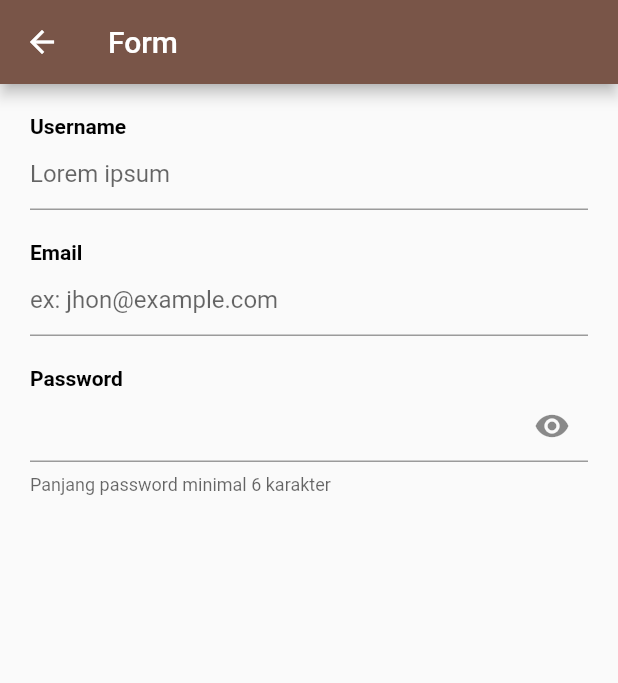
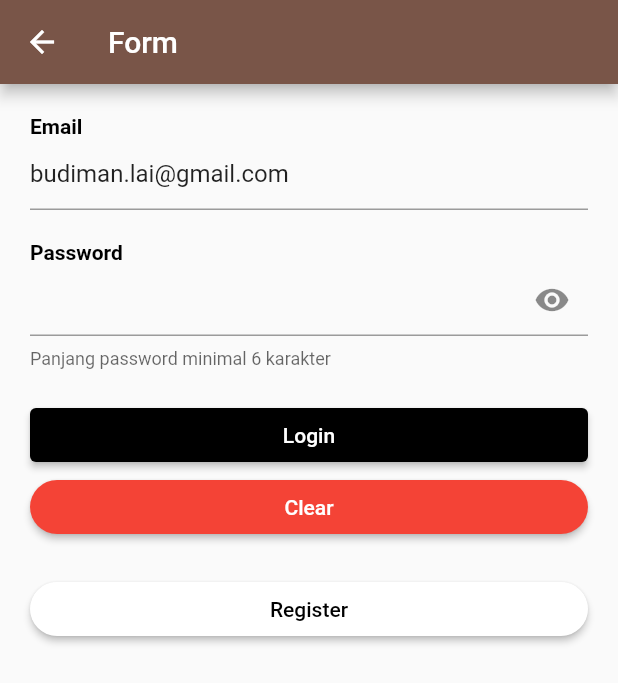
Before and after one commit to budimanlai/flutter-common_lib, a Flutter app: the FormPage screen opened directly, on a phone screen of 412 x 824 dp. Shown: the top 683 px of the screen. Run offline on Flutter 3.47's test engine with Material 2 defaults, Android fonts, the phone set to English and light mode, and no system bars.

```diff
--- a/example/lib/form.dart
+++ /dev/null
@@ -1,36 +0,0 @@
-import 'package:common_lib/ui/ui.dart' as MyUi;
-import 'package:flutter/material.dart';
-
-class FormPage extends StatefulWidget {
-  const FormPage({Key? key}) : super(key: key);
-
-  @override
-  State<FormPage> createState() => _FormPageState();
-}
-
-class _FormPageState extends State<FormPage> {
-  @override
-  Widget build(BuildContext context) {
-    return Scaffold(
-        appBar: AppBar(
-          title: Text("Form"),
-        ),
-        body: Center(
-          child: Padding(
-            padding: const EdgeInsets.all(20.0),
-            child: Column(
-              children: <Widget>[
-                new MyUi.TextField(title: "Username", hintText: "Lorem ipsum"),
-                new MyUi.TextField(
-                    title: "Email",
-                    hintText: "ex: jhon@example.com",
-                    inputType: TextInputType.emailAddress),
-                new MyUi.PasswordField(
-                    title: "Password",
-                    helperText: "Panjang password minimal 6 karakter"),
-              ],
-            ),
-          ),
-        ));
-  }
-}
--- /dev/null
+++ b/example/lib/form/form.dart
@@ -0,0 +1,125 @@
+import 'package:common_lib/ui/ui.dart' as MyUi;
+import 'package:example/form/register.dart';
+import 'package:flutter/material.dart';
+import 'package:common_lib/extensions/string.dart';
+
+class FormPage extends StatefulWidget {
+  const FormPage({Key? key}) : super(key: key);
+
+  @override
+  State<FormPage> createState() => _FormPageState();
+}
+
+class _FormPageState extends State<FormPage> {
+  final TextEditingController _emailController =
+      TextEditingController(text: "budiman.lai@gmail.com");
+  final TextEditingController _passwordController = TextEditingController();
+  final _formKey = GlobalKey<FormState>();
+
+  @override
+  void dispose() {
+    // Clean up the controller when the widget is disposed.
+    _emailController.dispose();
+    _passwordController.dispose();
+    super.dispose();
+  }
+
+  @override
+  Widget build(BuildContext context) {
+    return Scaffold(
+        appBar: AppBar(
+          title: Text("Form"),
+        ),
+        body: Center(
+          child: Padding(
+            padding: const EdgeInsets.all(20.0),
+            child: Form(
+              key: _formKey,
+              child: Column(
+                children: <Widget>[
+                  new MyUi.TextField(
+                    title: "Email",
+                    hintText: "ex: jhon@example.com",
+                    controller: _emailController,
+                    inputType: TextInputType.emailAddress,
+                    validator: (value) {
+                      if (value == null || value.isEmpty) {
+                        return "Email tidak boleh kosong";
+                      }
+
+                      if (!value.isValidEmail()) {
+                        return "Format email salah. Contoh: john@example.com";
+                      }
+
+                      return null;
+                    },
+                  ),
+                  new MyUi.PasswordField(
+                    title: "Password",
+                    controller: _passwordController,
+                    helperText: "Panjang password minimal 6 karakter",
+                    validator: (value) {
+                      if (value == null || value.isEmpty) {
+                        return "Password tidak boleh kosong";
+                      }
+
+                      if (value.length < 6) {
+                        return "Minimal panjang password adalah 6 karakter";
+                      }
+
+                      return null;
+                    },
+                  ),
+                  SizedBox(
+                    width: double.infinity,
+                    child: MyUi.Button.normal(
+                        label: "Login",
+                        onPressed: () {
+                          if (_formKey.currentState!.validate()) {
+                            var data = {
+                              "email": _emailController.text,
+                              "password": _passwordController.text
+                            };
+                            print(data);
+                            // If the form is valid, display a snackbar. In the real world,
+                            // you'd often call a server or save the information in a database.
+                            ScaffoldMessenger.of(context).showSnackBar(
+                              const SnackBar(content: Text('Login to server')),
+                            );
+                          }
+                        }),
+                  ),
+                  SizedBox(
+                    width: double.infinity,
+                    child: MyUi.Button.rounded(
+                        label: "Clear",
+                        backgroundColor: Colors.red,
+                        onPressed: () {
+                          _emailController.clear();
+                          _passwordController.clear();
+                        }),
+                  ),
+                  Padding(
+                    padding: EdgeInsets.only(top: 20),
+                    child: SizedBox(
+                      width: double.infinity,
+                      child: MyUi.Button.outline(
+                          label: "Register",
+                          textColor: Colors.black,
+                          onPressed: () {
+                            Navigator.push(
+                              context,
+                              MaterialPageRoute(
+                                builder: (context) => RegisterPage(),
+                              ),
+                            );
+                          }),
+                    ),
+                  )
+                ],
+              ),
+            ),
+          ),
+        ));
+  }
+}
--- a/example/lib/main.dart
+++ b/example/lib/main.dart
@@ -1,4 +1,4 @@
-import 'package:example/form.dart';
+import 'package:example/form/form.dart';
 import 'package:flutter/material.dart';
 import 'package:common_lib/styles/color.dart';
 import 'package:common_lib/extensions/color.dart';
--- a/lib/ui/button.dart
+++ b/lib/ui/button.dart
@@ -13,6 +13,7 @@ class Button {
               if (onPressed != null) {onPressed()}
             },
         child: Text(label),
+
         style: ElevatedButton.styleFrom(
           shape: shape,
             primary: backgroundColor != null
@@ -31,6 +32,7 @@ class Button {
   }) {
     return normal(
       label: label,
+      textColor: textColor,
       backgroundColor: backgroundColor,
       shape: StadiumBorder(),
       onPressed: onPressed,
```
Also changed, not shown: example/lib/form/register.dart (added, +140 -0 lines), lib/extensions/string.dart (added, +20 -0 lines), lib/helpers/string_helper.dart (+0 -17 lines).
